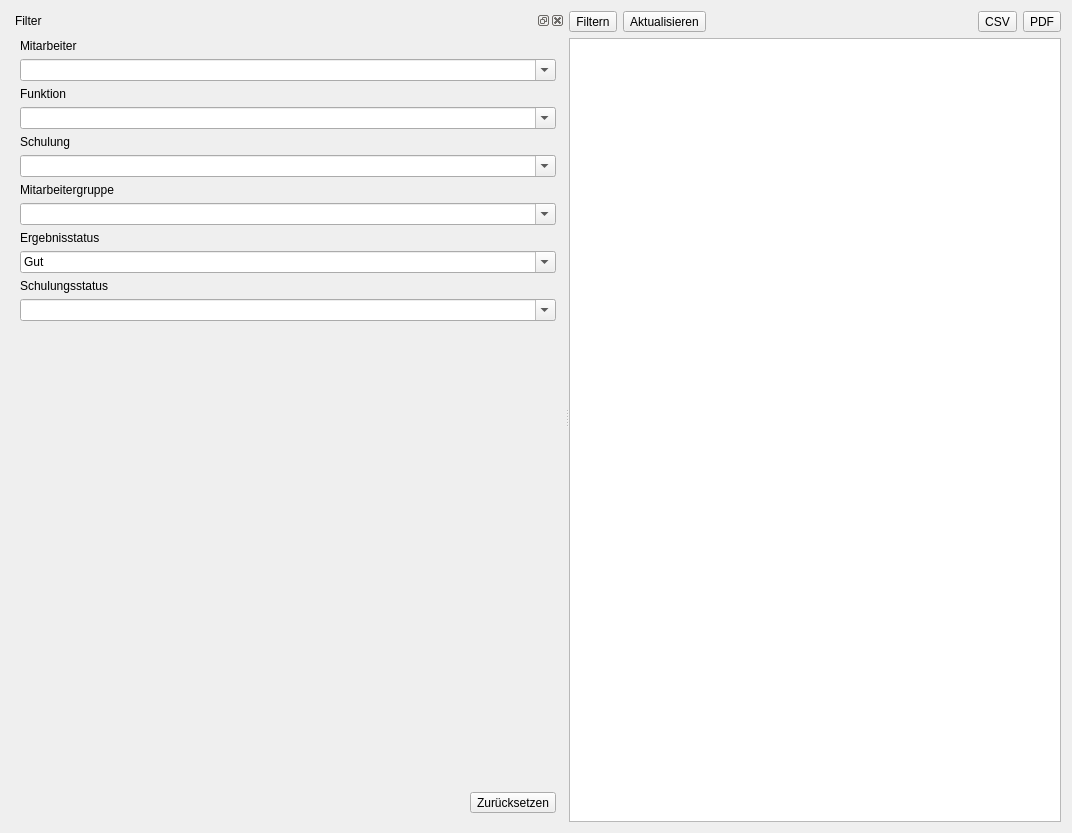
Christian-Kr/QualificationMatrix, file ui/qmqualiresultwidget.ui: the form before one commit.
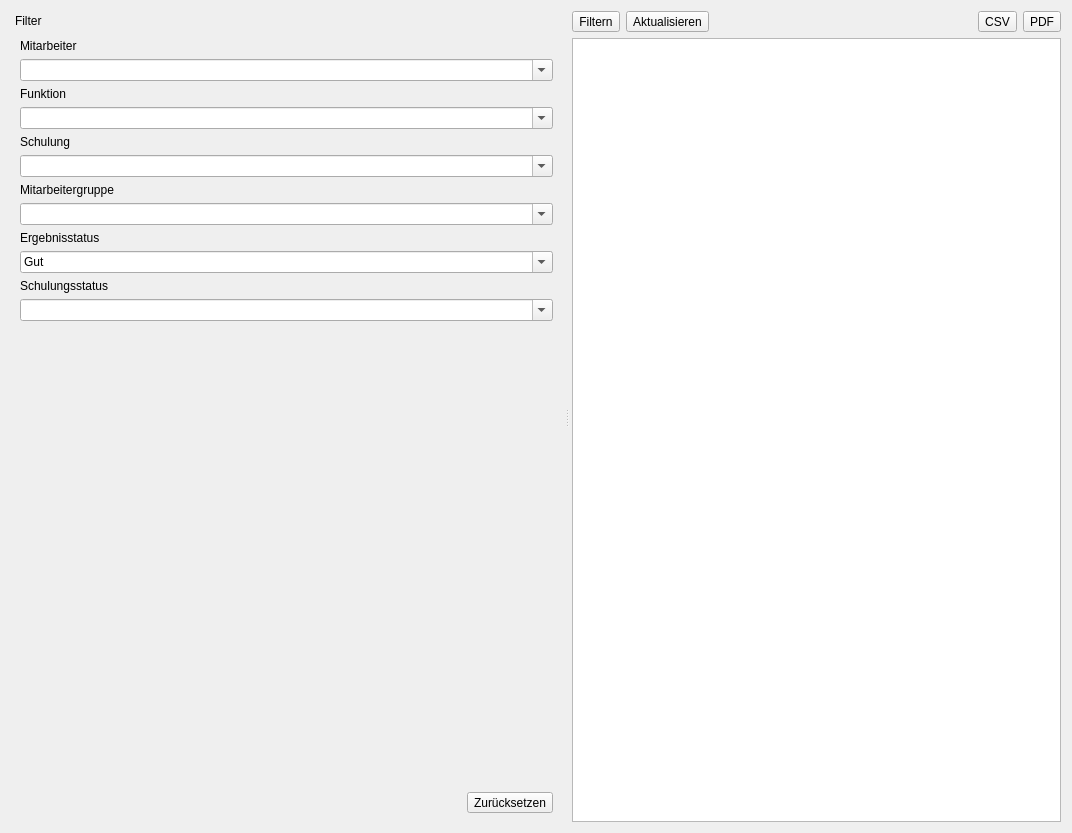
The form after the commit. Icons and pictures are not drawn.

Commit message: Fix filter save state on quali result

Diff of the .ui file:
```diff
--- a/ui/qmqualiresultwidget.ui
+++ b/ui/qmqualiresultwidget.ui
@@ -25,6 +25,9 @@
      <property name="orientation">
       <enum>Qt::Horizontal</enum>
      </property>
+     <property name="handleWidth">
+      <number>10</number>
+     </property>
      <widget class="QDockWidget" name="dwFilter">
       <property name="sizePolicy">
        <sizepolicy hsizetype="Preferred" vsizetype="Preferred">
@@ -40,15 +43,15 @@
       </property>
       <property name="maximumSize">
        <size>
-        <width>16777215</width>
-        <height>16777215</height>
+        <width>524287</width>
+        <height>524287</height>
        </size>
       </property>
       <property name="floating">
        <bool>false</bool>
       </property>
       <property name="features">
-       <set>QDockWidget::AllDockWidgetFeatures</set>
+       <set>QDockWidget::NoDockWidgetFeatures</set>
       </property>
       <property name="allowedAreas">
        <set>Qt::AllDockWidgetAreas</set>
```
The commit also changes 2 other files.
